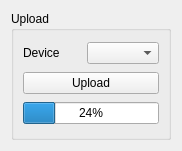
Above: sw/supervision/new/ui/upload.ui from paparazzi/paparazzi before the change. Below: the same form after it.
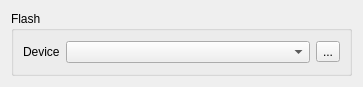
That is the form after the change. Icons and pictures are not drawn.

What changed in the file:
```diff
--- a/sw/supervision/new/ui/upload.ui
+++ b/sw/supervision/new/ui/upload.ui
@@ -6,8 +6,8 @@
    <rect>
     <x>0</x>
     <y>0</y>
-    <width>182</width>
-    <height>151</height>
+    <width>363</width>
+    <height>87</height>
    </rect>
   </property>
   <property name="windowTitle">
@@ -17,13 +17,17 @@
    <item>
     <widget class="QGroupBox" name="groupBox_2">
      <property name="title">
-      <string>Upload</string>
+      <string>Flash</string>
      </property>
-     <layout class="QVBoxLayout" name="verticalLayout_11">
-      <item>
-       <layout class="QHBoxLayout" name="horizontalLayout_12">
+     <layout class="QHBoxLayout" name="horizontalLayout_2">
         <item>
          <widget class="QLabel" name="label_15">
+        <property name="sizePolicy">
+         <sizepolicy hsizetype="Fixed" vsizetype="Preferred">
+          <horstretch>0</horstretch>
+          <verstretch>0</verstretch>
+         </sizepolicy>
+        </property>
           <property name="text">
            <string>Device</string>
           </property>
@@ -32,19 +36,16 @@
         <item>
          <widget class="QComboBox" name="device_combo"/>
         </item>
-       </layout>
-      </item>
       <item>
-       <widget class="QPushButton" name="upload_button">
-        <property name="text">
+       <widget class="QToolButton" name="flash_button">
+        <property name="toolTip">
          <string>Upload</string>
         </property>
-       </widget>
-      </item>
-      <item>
-       <widget class="QProgressBar" name="progressBar">
-        <property name="value">
-         <number>24</number>
+        <property name="text">
+         <string>...</string>
+        </property>
+        <property name="icon">
+         <iconset theme="emblem-downloads"/>
         </property>
        </widget>
       </item>
```
Lines whose indentation alone changed are shown as unchanged.
